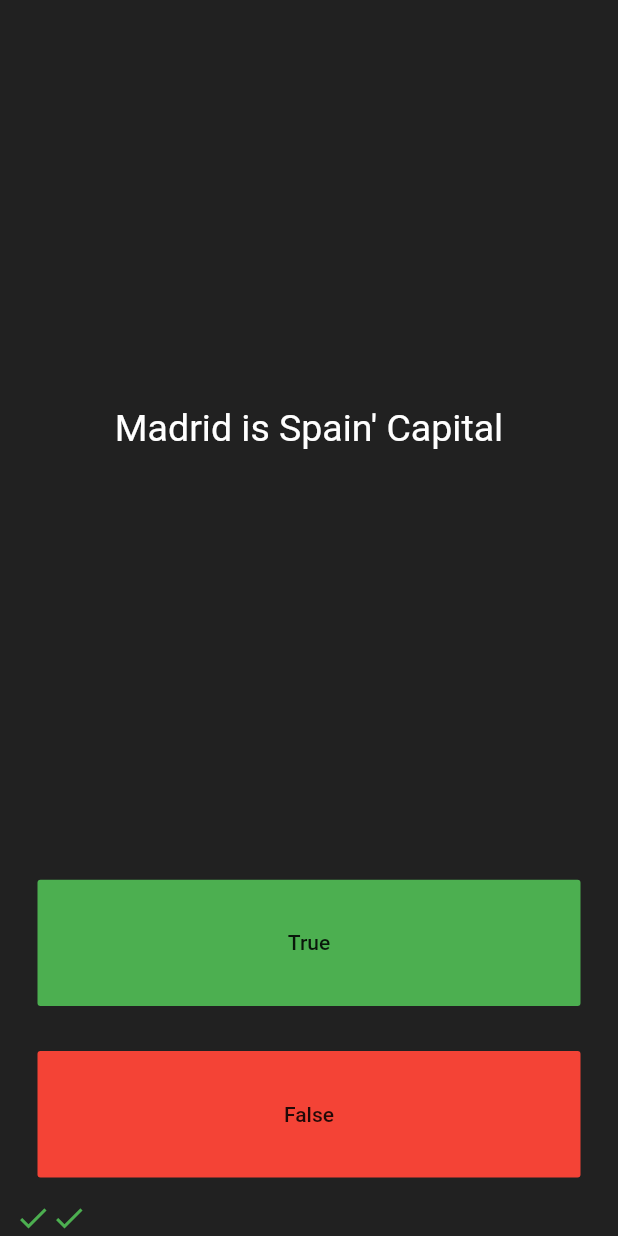
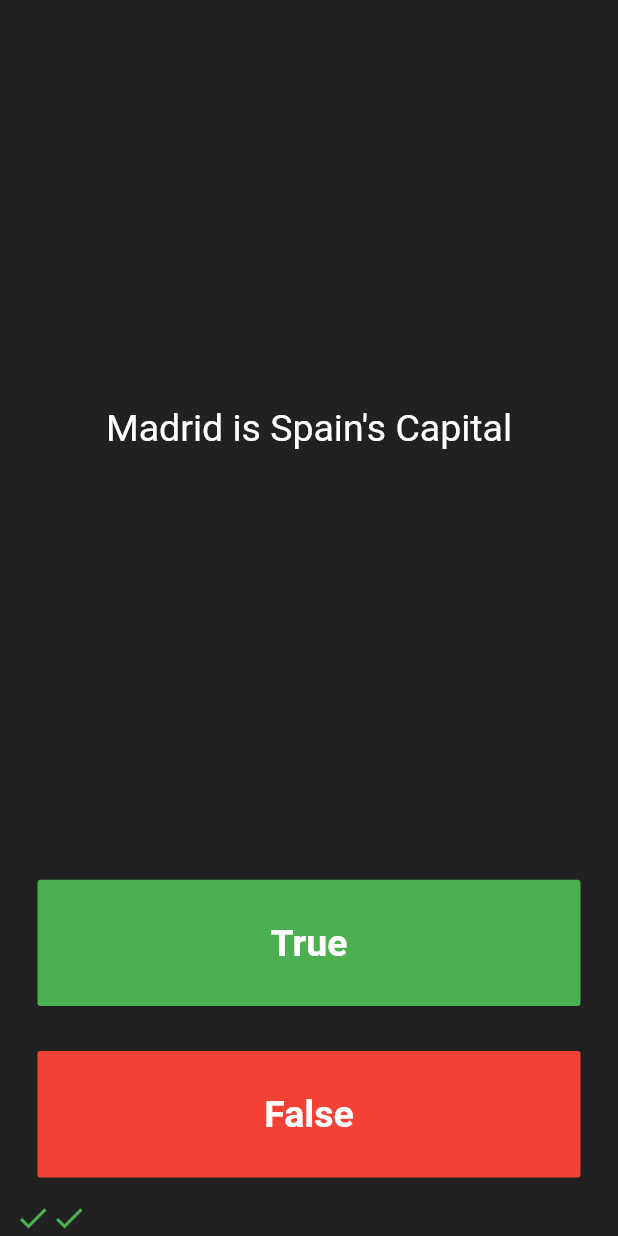
Before and after one commit to cjuliaol/Quizzler, a Flutter app: the screen it shows after launch, after a tap on "True", after a tap on "False", on a phone screen of 412 x 824 dp. Run offline on Flutter 3.47's test engine with Material 2 defaults, Android fonts, the phone set to English and light mode, and no system bars.

Commit message:
A few improvements

```diff
--- a/lib/main.dart
+++ b/lib/main.dart
@@ -1,5 +1,5 @@
 import 'package:flutter/material.dart';
-import 'package:quizzler/Question.dart';
+import 'package:quizzler/quiz_brain.dart';
 
 void main() => runApp(
       MaterialApp(
@@ -21,34 +21,9 @@ class QuizzPage extends StatefulWidget {
 }
 
 class _QuizzPageState extends State<QuizzPage> {
-
   List<Widget> scoreKeeper = [];
 
-  List<Question> questionBank = [
-    Question(q: 'The highest mountain is mount Everest', a: true),
-    Question(q: 'Horses are only black', a: false),
-    Question(q: 'Madrid is Spain\' Capital', a: true),
-    Question(q: 'In human body 25 percent of bones are in the feet', a:true),
-    Question(
-        q:'The loudest sound produced by any animal is 188 decibels. That animal is the African Elephant.',
-        a:false),
-    Question(q:'You can lead a cow down stairs but not up stairs.', a:false),
-    Question(
-        q:'The total surface area of two human lungs is approximately 70 square metres.',
-        a:true),
-    Question( q:'Google was originally called \"Backrub\".', a:true),
-    Question(
-        q:'Chocolate affects a dog\'s heart and nervous system; a few ounces are enough to kill a small dog.',
-        a:true),
-    Question(
-        q:'In West Virginia, USA, if you accidentally hit an animal with your car, you are free to take it home to eat.',
-        a:true),
-    Question(
-        q:'No piece of square dry paper can be folded in half more than 7 times.',
-        a:false),
-  ];
-
-  int questionNumber = 0;
+  QuizBrain quizBrain = QuizBrain();
 
   @override
   Widget build(BuildContext context) {
@@ -62,7 +37,7 @@ class _QuizzPageState extends State<QuizzPage> {
             padding: const EdgeInsets.all(10.0),
             child: Center(
                 child: Text(
-              questionBank[questionNumber].questionText,
+              quizBrain.getQuestionText(),
               style: TextStyle(color: Colors.white, fontSize: 25.0),
             )),
           ),
@@ -74,19 +49,23 @@ class _QuizzPageState extends State<QuizzPage> {
               color: Colors.green,
               onPressed: () {
                 setState(() {
-                  if (questionBank[questionNumber].questionAnswer == true) {
+                  bool correctAnswer = quizBrain.getQuestionAnswer();
+
+                  if (correctAnswer == true) {
                     scoreKeeper.add(Icon(Icons.check, color: Colors.green));
                   } else {
                     scoreKeeper.add(Icon(Icons.close, color: Colors.red));
                   }
-                  if (questionBank.length == questionNumber + 1) {
-                    questionNumber = 0;
-                  } else {
-                    questionNumber++;
-                  }
+                  quizBrain.nextQuestion();
                 });
               },
-              child: Text('True'),
+              child: Text(
+                'True',
+                style: TextStyle(
+                    color: Colors.white,
+                    fontWeight: FontWeight.bold,
+                    fontSize: 25.0),
+              ),
             ),
           ),
         ),
@@ -97,21 +76,24 @@ class _QuizzPageState extends State<QuizzPage> {
               color: Colors.red,
               onPressed: () {
                 setState(() {
-                  if (questionBank[questionNumber].questionAnswer == false) {
+                  bool correctAnswer = quizBrain.getQuestionAnswer();
+
+                  if (correctAnswer == false) {
                     scoreKeeper.add(Icon(Icons.check, color: Colors.green));
                   } else {
                     scoreKeeper.add(Icon(Icons.close, color: Colors.red));
                   }
-                  print('questionBank.length = $questionBank.length ');
-                  print('questionNumber = $questionNumber');
-                  if (questionBank.length == questionNumber + 1) {
-                    questionNumber = 0;
-                  } else {
-                    questionNumber++;
-                  }
+
+                  quizBrain.nextQuestion();
                 });
               },
-              child: Text('False'),
+              child: Text(
+                'False',
+                style: TextStyle(
+                    color: Colors.white,
+                    fontWeight: FontWeight.bold,
+                    fontSize: 25.0),
+              ),
             ),
           ),
         ),
--- a/lib/Question.dart
+++ b/lib/question.dart
@@ -2,7 +2,7 @@ class Question {
     String questionText;
     bool questionAnswer;
 
-    Question ( { String q, bool a}) {
+    Question ( String q, bool a) {
       questionText = q;
       questionAnswer = a;
     }
--- /dev/null
+++ b/lib/quiz_brain.dart
@@ -0,0 +1,48 @@
+import 'package:quizzler/question.dart';
+
+class QuizBrain {
+
+  int _questionNumber = 0;
+
+  List<Question> _questionBank = [
+    Question( 'The highest mountain is mount Everest',  true),
+    Question('Horses are only black',  false),
+    Question( 'Madrid is Spain\'s Capital', true),
+    Question( 'In human body 25 percent of bones are in the feet', true),
+    Question(
+        'The loudest sound produced by any animal is 188 decibels. That animal is the African Elephant.',
+        false),
+    Question('You can lead a cow down stairs but not up stairs.', false),
+    Question(
+        'The total surface area of two human lungs is approximately 70 square metres.',
+        true),
+    Question( 'Google was originally called \"Backrub\".', true),
+    Question(
+        'Chocolate affects a dog\'s heart and nervous system; a few ounces are enough to kill a small dog.',
+        true),
+    Question(
+        'In West Virginia, USA, if you accidentally hit an animal with your car, you are free to take it home to eat.',
+        true),
+    Question(
+        'No piece of square dry paper can be folded in half more than 7 times.',
+        false),
+  ];
+
+  void nextQuestion() {
+
+    if ( _questionNumber < _questionBank.length -1 ) {
+      _questionNumber ++;
+    }
+
+  }
+
+  String getQuestionText() {
+    return _questionBank[_questionNumber].questionText;
+  }
+
+  bool getQuestionAnswer( ) {
+    return _questionBank[_questionNumber].questionAnswer;
+  }
+
+
+}
```
